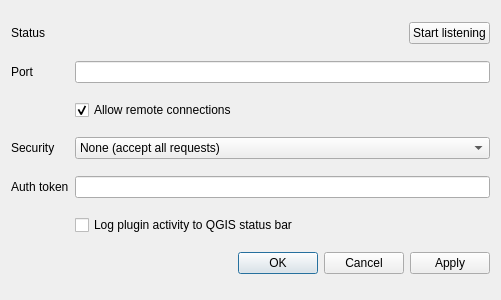
First picture: the form in network_api_dialog_base.ui, repository franzoni315/QGISNetworkAPI, before the edit.
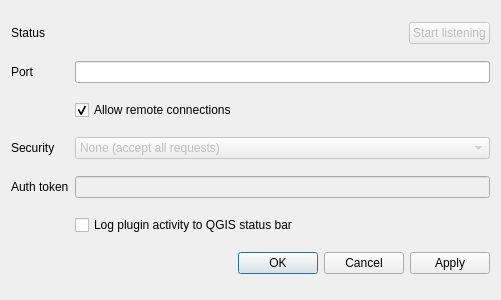
Second picture: the form after the edit.

Commit message: Disable unimplemented GUI options

What changed in the file:
```diff
--- a/network_api_dialog_base.ui
+++ b/network_api_dialog_base.ui
@@ -48,6 +48,9 @@
      <property name="text">
       <string>Start listening</string>
      </property>
+     <property name="enabled">
+      <bool>false</bool>
+     </property>
      <property name="checkable">
       <bool>true</bool>
      </property>
@@ -98,6 +101,9 @@
    </item>
    <item row="3" column="2" colspan="2">
     <widget class="QComboBox" name="security">
+     <property name="enabled">
+      <bool>false</bool>
+     </property>
      <property name="autoFillBackground">
       <bool>false</bool>
      </property>
@@ -128,7 +134,7 @@
    <item row="4" column="2" colspan="2">
     <widget class="QLineEdit" name="auth">
      <property name="enabled">
-      <bool>true</bool>
+      <bool>false</bool>
      </property>
     </widget>
    </item>
```
